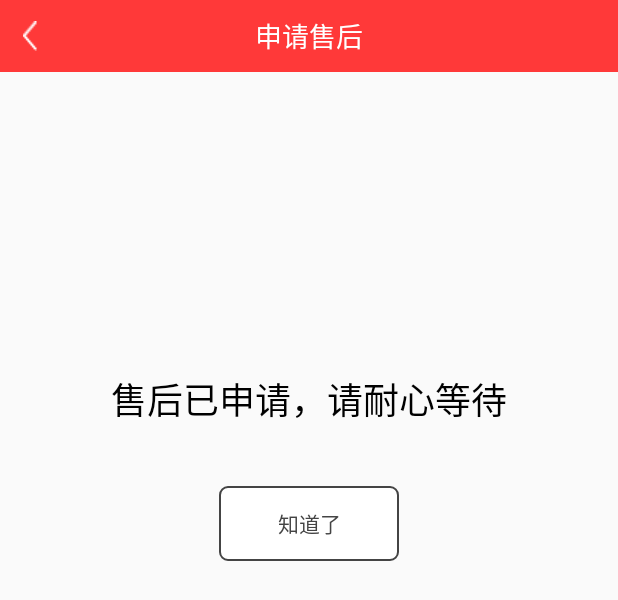
After one commit to Max2872/mxd_community, an Android app: the layout service_result.xml on its own in the app's theme, with its tools: preview values and no code run, on a phone screen of 412 x 824 dp. The commit adds this screen. Shown: the top 600 px of the screen. Run offline under Robolectric (Android 15) with nearby library versions, the phone set to English and light mode, and no system bars.

Commit message:
新增售后页面

```diff
--- /dev/null
+++ b/Mxd_community/app/src/main/res/layout/service_result.xml
@@ -0,0 +1,50 @@
+<?xml version="1.0" encoding="utf-8"?>
+<LinearLayout xmlns:android="http://schemas.android.com/apk/res/android"
+    android:orientation="vertical"
+    android:layout_width="match_parent"
+    android:layout_height="match_parent">
+    <RelativeLayout
+        android:id="@+id/top_bar"
+        android:layout_width="match_parent"
+        android:layout_height="48dp"
+        android:background="@color/commonRed">
+        <ImageView
+            android:id="@+id/top_bar_back"
+            android:layout_width="10dp"
+            android:layout_height="20dp"
+            android:layout_alignParentLeft="true"
+            android:layout_centerVertical="true"
+            android:layout_marginLeft="15dp"
+            android:background="@drawable/default_back"/>
+        <TextView
+            android:id="@+id/top_bar_text"
+            android:layout_width="wrap_content"
+            android:layout_height="match_parent"
+            android:layout_centerInParent="true"
+            android:gravity="center"
+            android:textSize="18sp"
+            android:textColor="@color/white"
+            android:text="申请售后"/>
+    </RelativeLayout>
+    <TextView
+        android:id="@+id/result"
+        android:layout_width="match_parent"
+        android:layout_height="wrap_content"
+        android:layout_marginTop="200dp"
+        android:text="售后已申请，请耐心等待"
+        android:textColor="#000"
+        android:textSize="24sp"
+        android:gravity="center"
+        android:layout_gravity="center_horizontal"/>
+    <TextView
+        android:id="@+id/knownBtn"
+        android:layout_width="120dp"
+        android:layout_height="50dp"
+        android:layout_marginTop="40dp"
+        android:text="知道了"
+        android:textColor="#444"
+        android:textSize="14sp"
+        android:gravity="center"
+        android:layout_gravity="center_horizontal"
+        android:background="@drawable/shape_corner"/>
+</LinearLayout>
```
Also changed, not shown: Mxd_community/app/src/main/java/com/project/mxd/mxd_community/LoginActivity.java (+29 -1 lines), Mxd_community/app/src/main/java/com/project/mxd/mxd_community/ServiceResultActivity.java (+21 -0 lines).
